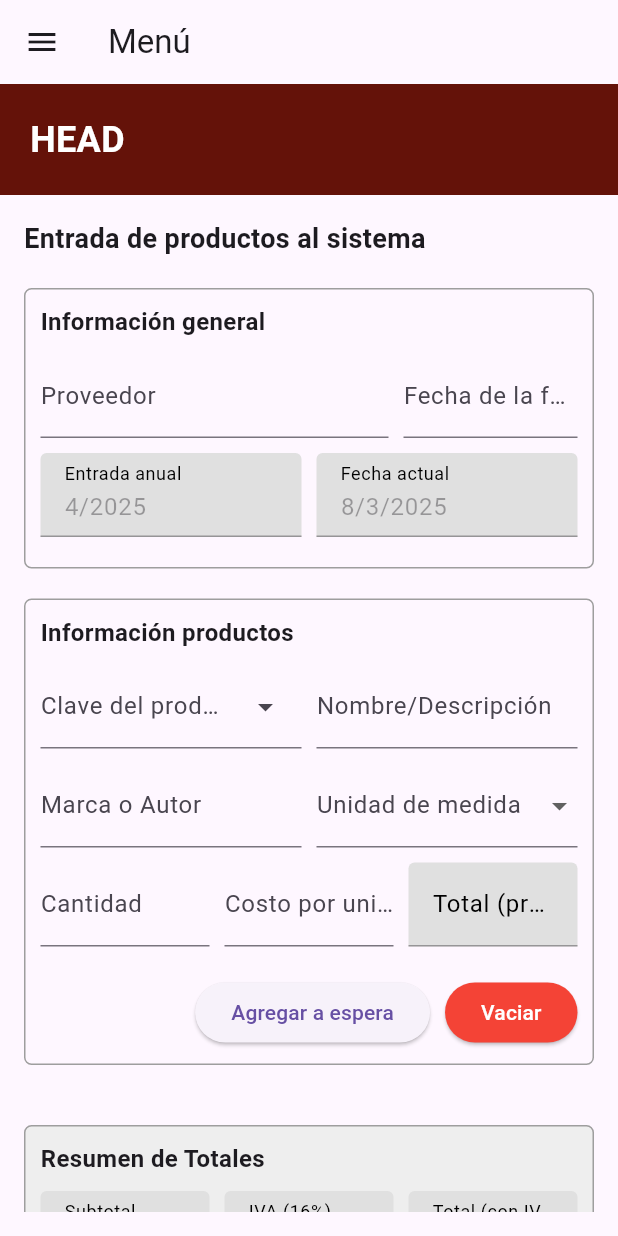
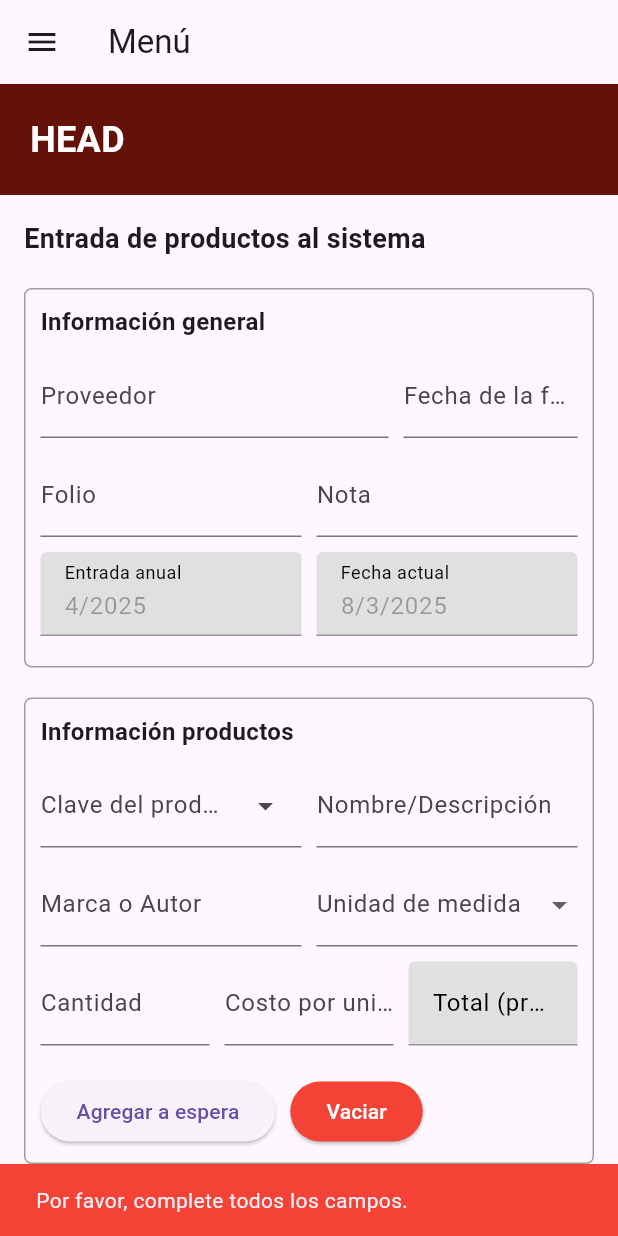
Before and after one commit to JVlazco81/control_almacen_frontend, a Flutter app: the BaseLayout screen opened directly, after a tap on "Agregar a espera", on a phone screen of 412 x 824 dp. Run offline on Flutter 3.47's test engine with Material 3 defaults, Android fonts, the phone set to English and light mode, and no system bars; drawn by our look-alikes of dropdown_search; missing offline and left inert: number_inc_dec.

Commit message:
PCA-30 arreglando cosas

```diff
--- a/lib/providers/entradas_provider.dart
+++ b/lib/providers/entradas_provider.dart
@@ -12,6 +12,9 @@ class EntradasProvider extends ChangeNotifier {
   List<String> unidadesMedida = ['PZA', 'CAJA', 'PAQUETE'];
 
   // Controladores de texto
+  final TextEditingController folioController = TextEditingController();
+  final TextEditingController notaController = TextEditingController();
+
   final TextEditingController proveedorController = TextEditingController();
   final TextEditingController fechaFacturaController = TextEditingController();
   final TextEditingController fechaActualController = TextEditingController();
@@ -62,8 +65,7 @@ class EntradasProvider extends ChangeNotifier {
 
   // Validación de campos en el contenedor 2
   bool validarCampos() {
-    return marcaAutorController.text.isNotEmpty &&
-           nombreDescripcionController.text.isNotEmpty &&
+    return nombreDescripcionController.text.isNotEmpty &&
            claveProductoSeleccionada != null &&
            unidadMedidaSeleccionada != null &&
            cantidadController.text.isNotEmpty &&
@@ -72,7 +74,7 @@ class EntradasProvider extends ChangeNotifier {
 
   // Validación de los campos generales (Proveedor y Fecha de Factura)
   bool validarCamposGenerales() {
-    return proveedorController.text.isNotEmpty && fechaFacturaController.text.isNotEmpty;
+    return proveedorController.text.isNotEmpty && fechaFacturaController.text.isNotEmpty && folioController.text.isNotEmpty && notaController.text.isNotEmpty;
   }
 
   // Agregar artículo a la lista de espera
@@ -130,6 +132,8 @@ class EntradasProvider extends ChangeNotifier {
     listaEspera.clear();
     calcularTotales();
     notifyListeners();
+    folioController.clear();
+    notaController.clear();
   }
 
   // Limpiar solo los campos del contenedor 2 (productos)
--- a/lib/screens/entradas_art.dart
+++ b/lib/screens/entradas_art.dart
@@ -1,7 +1,5 @@
 import 'package:flutter/material.dart';
 import 'package:control_almacen_frontend/widgets/BaseLayout.dart';
-import '../providers/entradas_provider.dart';
-import 'package:provider/provider.dart';
 import '../widgets/entrada/form_informacion.dart';
 import '../widgets/entrada/form_productos.dart';
 import '../widgets/entrada/resumen_totales.dart';
--- a/lib/widgets/entrada/form_informacion.dart
+++ b/lib/widgets/entrada/form_informacion.dart
@@ -56,6 +56,24 @@ class FormularioInformacion extends StatelessWidget {
             children: [
               Expanded(
                 child: TextField(
+                  controller: provider.folioController,
+                  decoration: InputDecoration(labelText: 'Folio'),
+                ),
+              ),
+              SizedBox(width: 10),
+              Expanded(
+                child: TextField(
+                  controller: provider.notaController,
+                  decoration: InputDecoration(labelText: 'Nota'),
+                ),
+              ),
+            ],
+          ),
+          SizedBox(height: 10),
+          Row(
+            children: [
+              Expanded(
+                child: TextField(
                   controller: provider.entradaAnualController,
                   decoration: InputDecoration(
                     labelText: 'Entrada anual',
--- a/lib/widgets/entrada/form_productos.dart
+++ b/lib/widgets/entrada/form_productos.dart
@@ -115,14 +115,30 @@ class FormProductos extends StatelessWidget {
             ],
           ),
           SizedBox(height: 20),
-          Row(
-            mainAxisAlignment: MainAxisAlignment.end,
+          Wrap(
+            spacing: 10, // Espaciado horizontal entre botones
+            runSpacing: 10, // Espaciado vertical cuando se acomodan en otra línea
+            alignment: WrapAlignment.end, // Alineación a la derecha
             children: [
               ElevatedButton(
-                onPressed: provider.agregarArticulo,
+                onPressed: () {
+                  if (!provider.validarCampos()) {
+                    // Mostrar alerta si falta algún campo
+                    ScaffoldMessenger.of(context).showSnackBar(
+                      SnackBar(
+                        content: Text("Por favor, complete todos los campos."),
+                        backgroundColor: Colors.red,
+                      ),
+                    );
+                    return;
+                  }
+
+                  // agregar a lista de espera si pasa la validación
+                  provider.agregarArticulo();
+                },
                 child: Text('Agregar a espera'),
               ),
-              SizedBox(width: 10),
+
               ElevatedButton(
                 onPressed: provider.limpiarCamposProducto,
                 style: ElevatedButton.styleFrom(backgroundColor: Colors.red),
--- a/lib/widgets/entrada/tabla_espera.dart
+++ b/lib/widgets/entrada/tabla_espera.dart
@@ -25,17 +25,21 @@ class TablaEspera extends StatelessWidget {
             style: TextStyle(fontSize: 16, fontWeight: FontWeight.bold),
           ),
           SizedBox(height: 10),
-          Table(
+
+          // tabla con scroll horizontal
+          SingleChildScrollView(
+            scrollDirection: Axis.horizontal,
+            child: Table(
               border: TableBorder.all(),
               columnWidths: {
-              0: FlexColumnWidth(1),
-              1: FlexColumnWidth(2),
-              2: FlexColumnWidth(1),
-              3: FlexColumnWidth(1),
-              4: FlexColumnWidth(1),
-              5: FlexColumnWidth(1),
-              6: FlexColumnWidth(1),
-              7: FlexColumnWidth(1), // Opciones
+                0: FixedColumnWidth(100),
+                1: FixedColumnWidth(150),
+                2: FixedColumnWidth(120),
+                3: FixedColumnWidth(100),
+                4: FixedColumnWidth(80),
+                5: FixedColumnWidth(80),
+                6: FixedColumnWidth(100),
+                7: FixedColumnWidth(100), // Opciones
               },
               children: [
                 // Encabezado de la tabla
@@ -103,9 +107,15 @@ class TablaEspera extends StatelessWidget {
                 }).toList(),
               ],
             ),
+          ),
+
           SizedBox(height: 20), // Espaciado antes de los botones
-          Row(
-            mainAxisAlignment: MainAxisAlignment.end, // Alinear a la derecha
+
+          // 🔥 Los botones NO están dentro del ScrollView, por lo que NO se afectan
+          Wrap(
+            spacing: 10, // Espaciado horizontal entre botones
+            runSpacing: 10, // Espaciado vertical cuando se acomodan en otra línea
+            alignment: WrapAlignment.end, // Alineación a la derecha,
             children: [
               ElevatedButton(
                 onPressed: () {
@@ -119,7 +129,7 @@ class TablaEspera extends StatelessWidget {
                   } else if (!provider.validarCamposGenerales()) {
                     ScaffoldMessenger.of(context).showSnackBar(
                       SnackBar(
-                        content: Text("Por favor, complete la información del proveedor y la fecha de la factura."),
+                        content: Text("Por favor, complete la información general"),
                         backgroundColor: Colors.red,
                       ),
                     );
@@ -130,7 +140,6 @@ class TablaEspera extends StatelessWidget {
                 style: ElevatedButton.styleFrom(backgroundColor: Colors.green),
                 child: Text('Subir al inventario', style: TextStyle(color: Colors.white)),
               ),
-              SizedBox(width: 10),
               ElevatedButton(
                 onPressed: () {
                   _mostrarDialogoReiniciar(context, provider);
@@ -161,7 +170,7 @@ class TablaEspera extends StatelessWidget {
             ),
             ElevatedButton(
               onPressed: () {
-                provider.reiniciarFormulario(); // Llamar a la función que limpia todo
+                provider.reiniciarFormulario();
                 Navigator.of(context).pop();
               },
               style: ElevatedButton.styleFrom(backgroundColor: Colors.orange),
```
Lines whose indentation alone changed are shown as unchanged.
